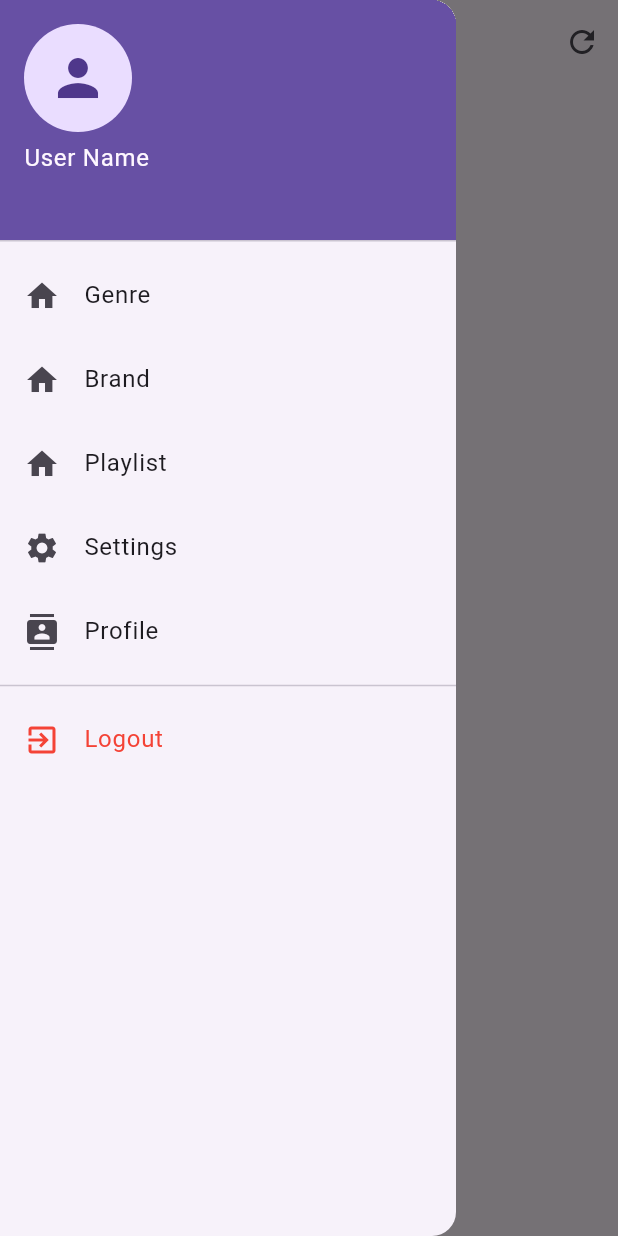
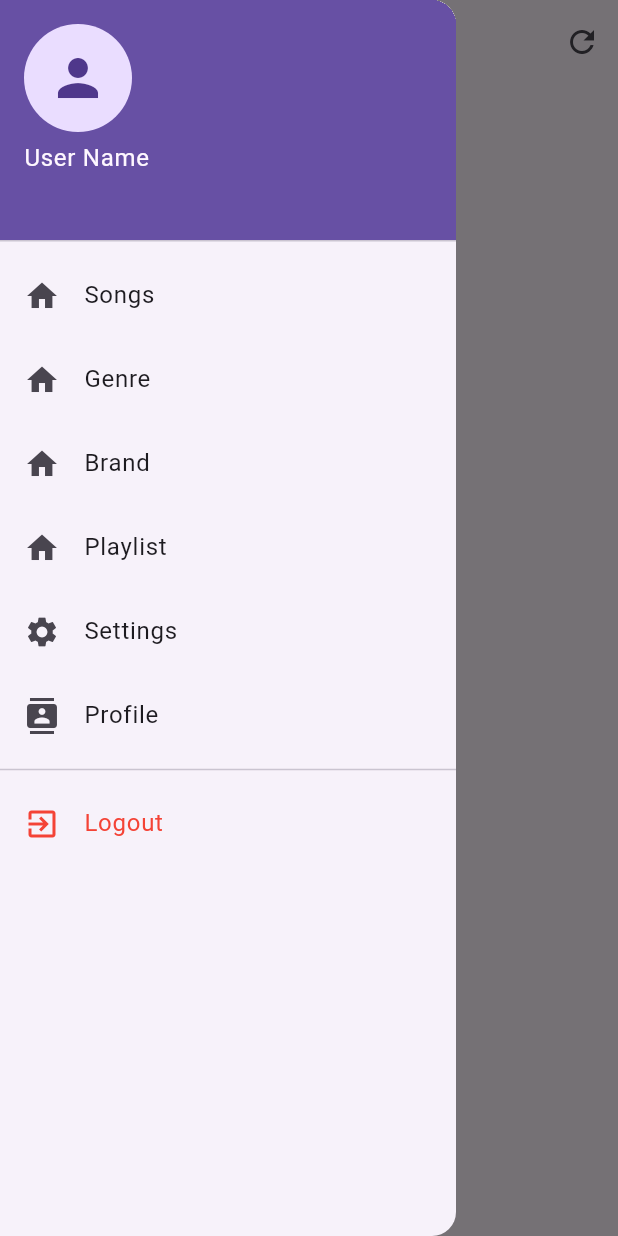
Before and after one commit to vprabhu1771/flutter_supabase_independent_music_streaming, a Flutter app: the BrandScreen screen opened directly, with the side drawer open, on a phone screen of 412 x 824 dp. Run offline on Flutter 3.47's test engine with Material 3 defaults, Android fonts, the phone set to English and light mode, and no system bars; our stand-ins replace audioplayers, flutter_dotenv, flutter_secure_storage, fluttertoast, supabase_flutter; accounts and stored records are empty.

Commit message:
CustomDrawer Songs navigation added

```diff
--- a/lib/widgets/CustomDrawer.dart
+++ b/lib/widgets/CustomDrawer.dart
@@ -1,6 +1,7 @@
 import 'package:flutter/material.dart';
 import 'package:flutter_supabase_independent_music_streaming/screens/BrandScreen.dart';
 import 'package:flutter_supabase_independent_music_streaming/screens/GenreScreen.dart';
+import 'package:flutter_supabase_independent_music_streaming/screens/song/SongScreen.dart';
 
 import 'package:supabase_flutter/supabase_flutter.dart';
 import 'package:flutter_secure_storage/flutter_secure_storage.dart';
@@ -49,6 +50,19 @@ class CustomDrawer extends StatelessWidget {
               currentAccountPicture: CircleAvatar(
                 child: Icon(Icons.person, size: 40),
               ),
+            ),
+            ListTile(
+              leading: Icon(Icons.home),
+              title: Text('Songs'),
+              onTap: () {
+                Navigator.pop(context);
+                Navigator.push(
+                  parentContext,
+                  MaterialPageRoute(
+                    builder: (context) => SongScreen(title: 'Songs'),
+                  ),
+                );
+              },
             ),
             ListTile(
               leading: Icon(Icons.home),
```
